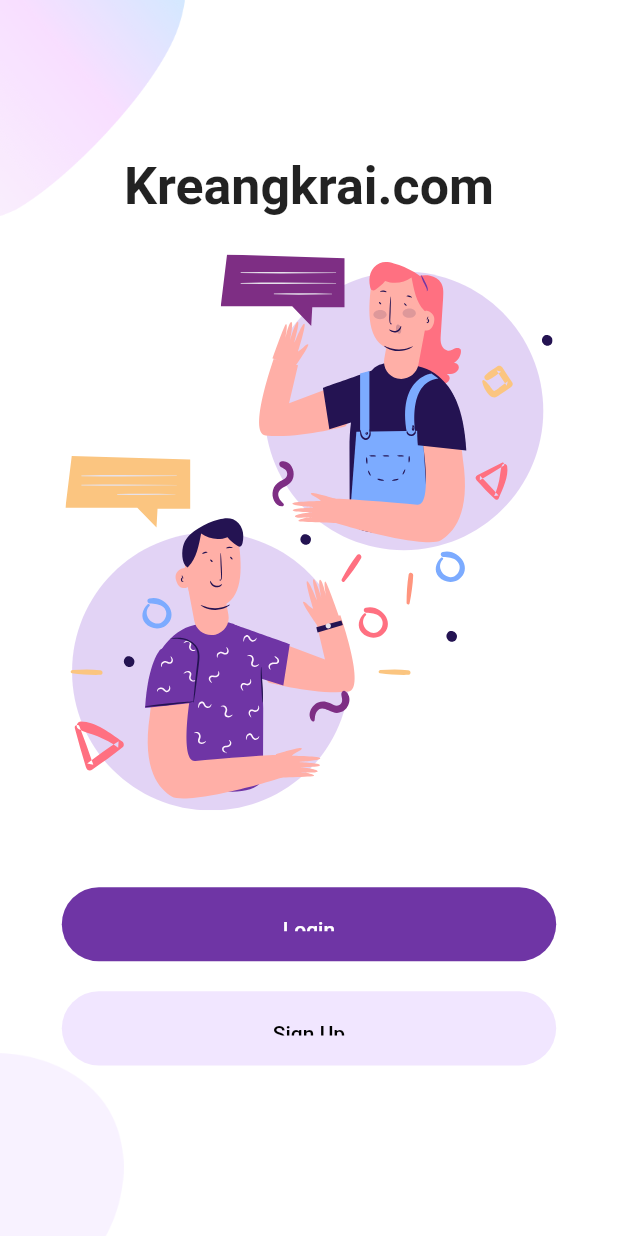
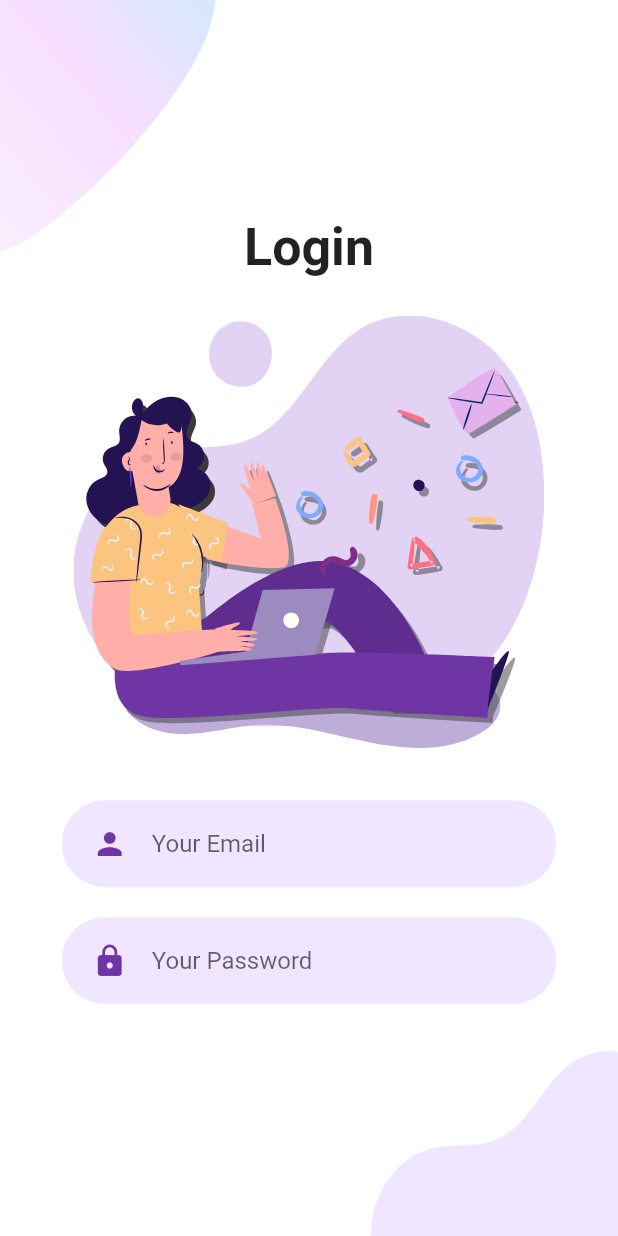
Before and after one commit to mynameiskreang/flutter_login, a Flutter app: the screen it shows after launch, on a phone screen of 412 x 824 dp. Run offline on Flutter 3.47's test engine with Material 2 defaults, Android fonts, the phone set to English and light mode, and no system bars; our stand-ins replace flutter_svg.

Commit message:
improve login page

```diff
--- /dev/null
+++ b/lib/screen/login/background.dart
@@ -0,0 +1,38 @@
+import 'package:flutter/material.dart';
+
+class Background extends StatelessWidget {
+  final Widget child;
+  final Size size;
+  const Background({
+    Key? key,
+    required this.size,
+    required this.child,
+  }) : super(key: key);
+
+  @override
+  Widget build(BuildContext context) {
+    return Container(
+        width: double.infinity,
+        height: size.height,
+        child: Stack(
+          alignment: Alignment.center,
+          children: <Widget>[
+            Positioned(
+              top: 0,
+              left: 0,
+              child: Image.asset("assets/images/main_top.png",
+                  width: size.width * 0.35),
+            ),
+            Positioned(
+              bottom: 0,
+              right: 0,
+              child: Image.asset(
+                "assets/images/login_bottom.png",
+                width: size.width * 0.4,
+              ),
+            ),
+            child
+          ],
+        ));
+  }
+}
--- /dev/null
+++ b/lib/screen/login/body.dart
@@ -0,0 +1,48 @@
+import 'package:flutter/material.dart';
+import 'package:flutter_login/components/rounded_input_field.dart';
+import 'package:flutter_login/constants.dart';
+import 'package:flutter_login/screen/login/background.dart';
+import 'package:flutter_svg/flutter_svg.dart';
+
+class Body extends StatelessWidget {
+  final Size size;
+  const Body({
+    Key? key,
+    required this.size,
+  }) : super(key: key);
+
+  @override
+  Widget build(BuildContext context) {
+    return Background(
+      size: size,
+      child: Column(
+        mainAxisAlignment: MainAxisAlignment.center,
+        children: <Widget>[
+          Text(
+            "Login",
+            textScaleFactor: size.height * 0.003,
+            style: TextStyle(fontWeight: FontWeight.bold),
+          ),
+          SizedBox(height: size.height * 0.03),
+          SvgPicture.asset(
+            'assets/icons/login.svg',
+            height: size.height * 0.35,
+          ),
+          SizedBox(height: size.height * 0.03),
+          RoundedInputField(
+              text: "Your Email",
+              onChanges: (value) {},
+              size: size,
+              icon: Icons.person,
+              color: kPrimaryColor),
+          RoundedInputField(
+              text: "Your Password",
+              onChanges: (value) {},
+              size: size,
+              icon: Icons.lock,
+              color: kPrimaryColor),
+        ],
+      ),
+    );
+  }
+}
--- a/lib/screen/login/login_screen.dart
+++ b/lib/screen/login/login_screen.dart
@@ -1,8 +1,10 @@
 import 'package:flutter/material.dart';
+import 'package:flutter_login/screen/login/body.dart';
 
 class LoginScreen extends StatelessWidget {
   @override
   Widget build(BuildContext context) {
-    return Scaffold();
+    Size size = MediaQuery.of(context).size;
+    return Scaffold(body: Body(size: size));
   }
 }
```
Also changed, not shown: lib/main.dart (+2 -87 lines).
